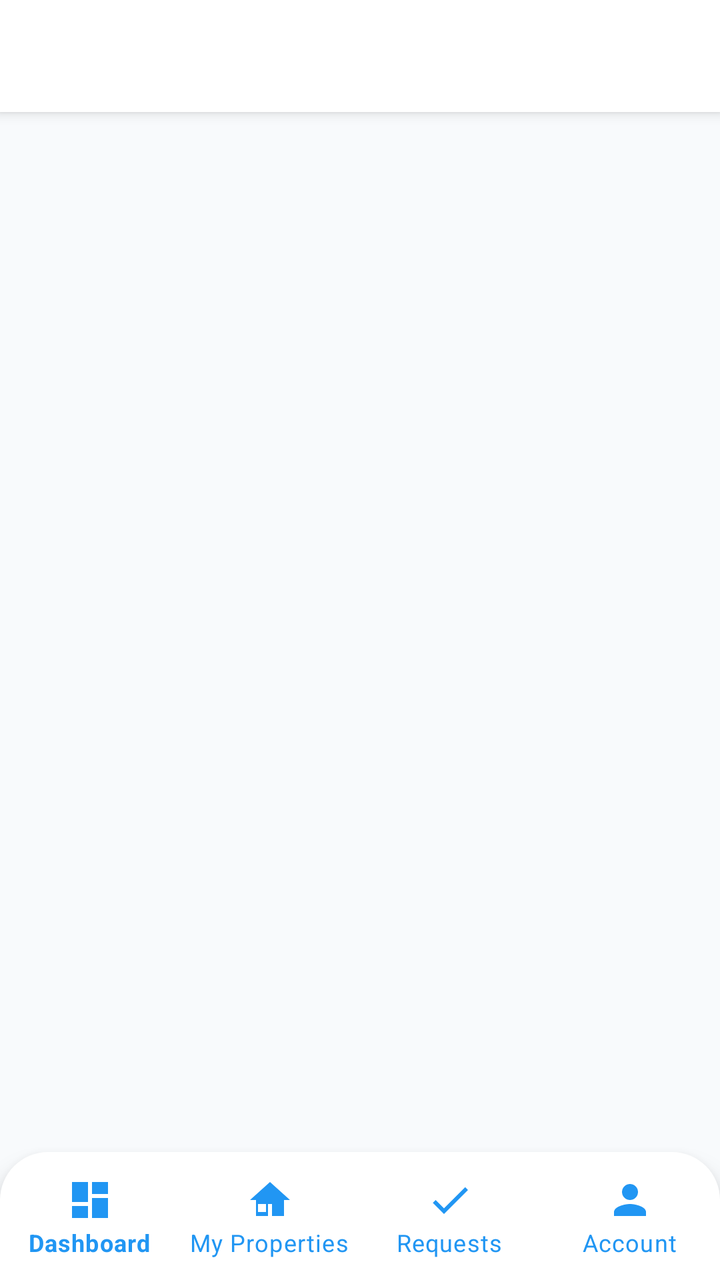
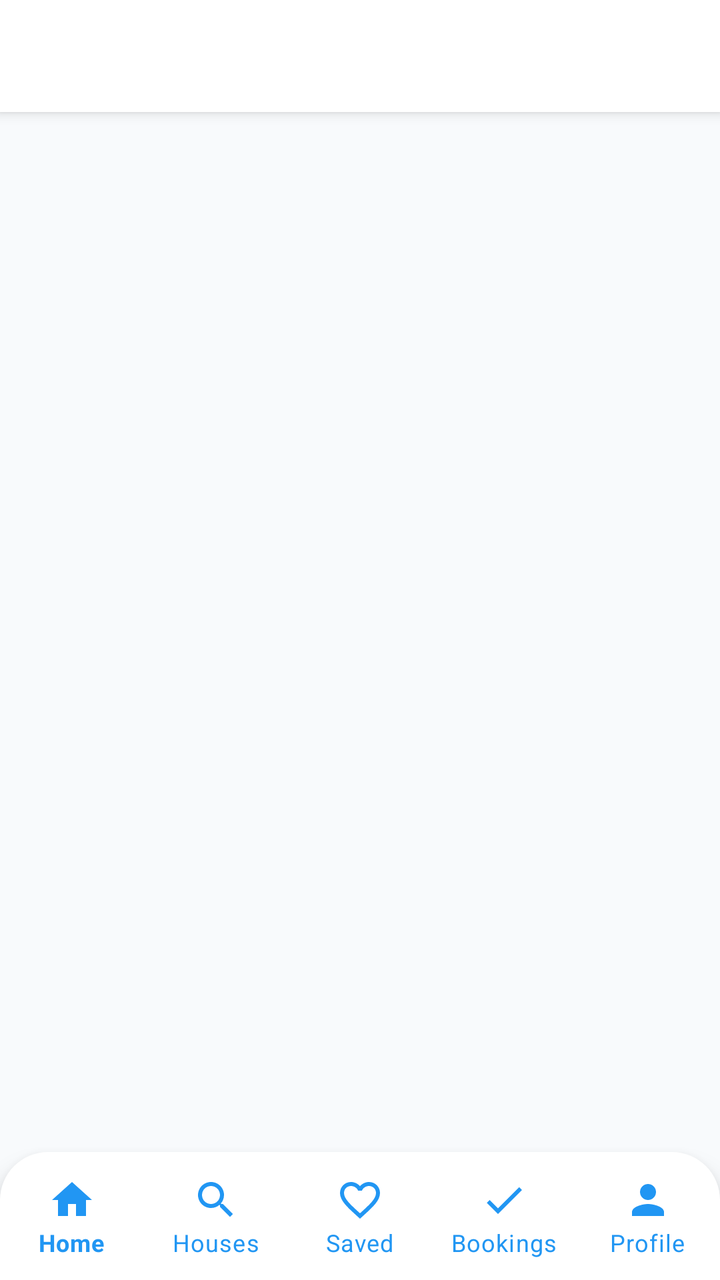

Compare the two renders of this Android layout. The source of the first and the diff that turns it into the second are given below.
<!-- AndroidManifest.xml: application theme Theme.SmartHome -->
<!-- res/layout/activity_main.xml -->
<?xml version="1.0" encoding="utf-8"?>
<androidx.drawerlayout.widget.DrawerLayout xmlns:android="http://schemas.android.com/apk/res/android"
    xmlns:app="http://schemas.android.com/apk/res-auto"
    xmlns:tools="http://schemas.android.com/tools"
    android:id="@+id/drawer_layout"
    android:layout_width="match_parent"
    android:layout_height="match_parent"
    android:fitsSystemWindows="true"
    tools:context=".activities.MainActivity">

    <androidx.coordinatorlayout.widget.CoordinatorLayout
        android:layout_width="match_parent"
        android:layout_height="match_parent">

        <com.google.android.material.appbar.AppBarLayout
            android:id="@+id/app_bar"
            android:layout_width="match_parent"
            android:layout_height="wrap_content"
            android:elevation="0dp">

            <com.google.android.material.appbar.MaterialToolbar
                android:id="@+id/toolbar"
                android:layout_width="match_parent"
                android:layout_height="?attr/actionBarSize"
                android:background="?attr/colorSurface"
                android:theme="@style/ThemeOverlay.MaterialComponents.ActionBar"
                app:titleCentered="true"
                app:titleTextColor="?attr/colorOnSurface"
                app:popupTheme="@style/ThemeOverlay.MaterialComponents.Light" />

        </com.google.android.material.appbar.AppBarLayout>

        <FrameLayout
            android:id="@+id/content_frame"
            android:layout_width="match_parent"
            android:layout_height="match_parent"
            android:layout_marginBottom="84dp"
            app:layout_behavior="@string/appbar_scrolling_view_behavior" />

        <com.google.android.material.bottomnavigation.BottomNavigationView
            android:id="@+id/bottom_nav"
            android:layout_width="match_parent"
            android:layout_height="wrap_content"
            android:layout_gravity="bottom"
            android:background="@drawable/bg_bottom_nav"
            android:paddingTop="4dp"
            android:paddingBottom="4dp"
            app:itemIconTint="@color/primary"
            app:itemTextColor="@color/primary"
            app:labelVisibilityMode="labeled"
            app:menu="@menu/bottom_nav_menu" />

    </androidx.coordinatorlayout.widget.CoordinatorLayout>

    <com.google.android.material.navigation.NavigationView
        android:id="@+id/nav_view"
        android:layout_width="wrap_content"
        android:layout_height="match_parent"
        android:layout_gravity="start"
        android:fitsSystemWindows="true"
        app:headerLayout="@layout/nav_header_drawer"
        app:menu="@menu/drawer_menu" />

</androidx.drawerlayout.widget.DrawerLayout>
<!-- res/layout/nav_header_drawer.xml (included above) -->
<?xml version="1.0" encoding="utf-8"?>
<LinearLayout xmlns:android="http://schemas.android.com/apk/res/android"
    xmlns:app="http://schemas.android.com/apk/res-auto"
    android:layout_width="match_parent"
    android:layout_height="wrap_content"
    android:orientation="vertical"
    android:padding="32dp"
    android:background="?attr/colorSurface"
    android:gravity="start">

    <com.google.android.material.imageview.ShapeableImageView
        android:id="@+id/nav_user_avatar"
        android:layout_width="72dp"
        android:layout_height="72dp"
        android:src="@drawable/ic_user"
        android:padding="2dp"
        app:strokeWidth="2dp"
        app:strokeColor="@color/primary"
        app:shapeAppearanceOverlay="@style/CircleAppearance"
        android:background="@color/primary_very_light" />

    <TextView
        android:id="@+id/nav_user_name"
        android:layout_width="match_parent"
        android:layout_height="wrap_content"
        android:layout_marginTop="16dp"
        android:text="John Doe"
        android:textColor="?attr/colorOnSurface"
        android:textSize="18sp"
        android:textStyle="bold" />

    <RelativeLayout
        android:layout_width="match_parent"
        android:layout_height="wrap_content"
        android:layout_marginTop="8dp">

        <TextView
            android:id="@+id/nav_user_type"
            android:layout_width="wrap_content"
            android:layout_height="wrap_content"
            android:layout_alignParentStart="true"
            android:text="Tenant"
            android:textColor="@color/primary"
            android:textSize="12sp"
            android:textStyle="bold"
            android:textAllCaps="true" />

        <ImageButton
            android:id="@+id/nav_edit_profile"
            android:layout_width="36dp"
            android:layout_height="36dp"
            android:layout_alignParentEnd="true"
            android:background="@android:color/transparent"
            android:contentDescription="@string/edit_profile"
            android:src="@drawable/ic_edit"
            android:tint="@color/primary"
            android:padding="6dp" />
    </RelativeLayout>

    <View
        android:layout_width="match_parent"
        android:layout_height="1dp"
        android:layout_marginTop="24dp"
        android:background="@color/divider" />


</LinearLayout>
<!-- resources referenced by this layout -->
<resources>
  <color name="divider">#F1F5F9</color>
  <color name="primary">#2196F3</color>
  <color name="primary_very_light">#E3F2FD</color>
  <!-- drawable bg_bottom_nav (drawable) -->
  <?xml version="1.0" encoding="utf-8"?>
  <shape xmlns:android="http://schemas.android.com/apk/res/android">
      <solid android:color="?attr/colorSurface" />
      <corners
          android:topLeftRadius="24dp"
          android:topRightRadius="24dp" />
  </shape>
  <!-- drawable ic_edit (drawable) -->
  <vector xmlns:android="http://schemas.android.com/apk/res/android"
      android:width="24dp"
      android:height="24dp"
      android:viewportWidth="24"
      android:viewportHeight="24">
    <path
        android:fillColor="#FF000000"
        android:pathData="M3,17.25V21h3.75L17.81,9.94l-3.75,-3.75L3,17.25zM20.71,7.04c0.39,-0.39 0.39,-1.02 0,-1.41l-2.34,-2.34c-0.39,-0.39 -1.02,-0.39 -1.41,0l-1.83,1.83 3.75,3.75 1.83,-1.83z"/>
  </vector>
  <!-- drawable ic_user (drawable) -->
  <vector xmlns:android="http://schemas.android.com/apk/res/android"
      android:width="24dp"
      android:height="24dp"
      android:viewportWidth="24"
      android:viewportHeight="24">
      <path
          android:fillColor="@color/gray_dark"
          android:pathData="M12,12c2.21,0 4,-1.79 4,-4s-1.79,-4 -4,-4 -4,1.79 -4,4 1.79,4 4,4zM12,14c-2.67,0 -8,1.34 -8,4v2h16v-2c0,-2.66 -5.33,-4 -8,-4z"/>
  </vector>
  <string name="edit_profile">Edit Profile</string>
  <style name="CircleAppearance">
          <item name="cornerSize">50%</item>
      </style>
  <color name="gray_dark">#475569</color>
  <color name="primary_dark">#1976D2</color>
  <color name="white">#FFFFFF</color>
  <color name="secondary">#1E293B</color>
  <color name="surface">#FFFFFF</color>
  <color name="on_surface">#0F172A</color>
  <color name="surface_variant">#F8FAFC</color>
  <color name="on_surface_variant">#64748B</color>
  <color name="outline">#CBD5E1</color>
  <color name="outline_variant">#E2E8F0</color>
  <color name="error">#F44336</color>
  <color name="background">#F8FAFC</color>
  <style name="Widget.SmartHome.Button" parent="Widget.MaterialComponents.Button">
          <item name="android:textSize">14sp</item>
          <item name="android:textStyle">bold</item>
          <item name="cornerRadius">@dimen/radius_m</item>
          <item name="android:padding">16dp</item>
          <item name="android:insetTop">0dp</item>
          <item name="android:insetBottom">0dp</item>
          <item name="android:textAllCaps">false</item>
          <item name="elevation">2dp</item>
      </style>
  <style name="Widget.SmartHome.CardView" parent="Widget.MaterialComponents.CardView">
          <item name="cardCornerRadius">@dimen/radius_m</item>
          <item name="cardElevation">0dp</item>
          <item name="strokeWidth">1dp</item>
          <item name="strokeColor">@color/outline_variant</item>
          <item name="cardBackgroundColor">?attr/colorSurface</item>
      </style>
  <style name="Widget.SmartHome.Chip" parent="Widget.MaterialComponents.Chip.Filter">
          <item name="chipCornerRadius">@dimen/radius_m</item>
          <item name="chipBackgroundColor">@color/chip_background_selector</item>
          <item name="android:textColor">@color/chip_text_selector</item>
          <item name="chipStrokeWidth">0dp</item>
          <item name="android:textSize">13sp</item>
      </style>
  <dimen name="radius_m">8dp</dimen>
  <color name="gray_medium">#94A3B8</color>
  <!-- unchanged entries left out for length: 2 -->
</resources>

<!-- the commit's change to res/layout/activity_main.xml (unified diff, before → after) -->
@@ -1,132 +1,48 @@
 <?xml version="1.0" encoding="utf-8"?>
-<androidx.drawerlayout.widget.DrawerLayout xmlns:android="http://schemas.android.com/apk/res/android"
+<androidx.coordinatorlayout.widget.CoordinatorLayout xmlns:android="http://schemas.android.com/apk/res/android"
     xmlns:app="http://schemas.android.com/apk/res-auto"
     xmlns:tools="http://schemas.android.com/tools"
-    android:id="@+id/drawer_layout"
     android:layout_width="match_parent"
     android:layout_height="match_parent"
     android:fitsSystemWindows="true"
     tools:context=".activities.MainActivity">
 
-    <androidx.coordinatorlayout.widget.CoordinatorLayout
-        android:layout_width="match_parent"
-        android:layout_height="match_parent">
-
-        <com.google.android.material.appbar.AppBarLayout
-            android:id="@+id/app_bar"
-            android:layout_width="match_parent"
-            android:layout_height="wrap_content"
-            android:elevation="0dp">
-
-            <com.google.android.material.appbar.MaterialToolbar
-                android:id="@+id/toolbar"
-                android:layout_width="match_parent"
-                android:layout_height="?attr/actionBarSize"
-                android:background="?attr/colorSurface"
-                android:theme="@style/ThemeOverlay.MaterialComponents.ActionBar"
-                app:titleCentered="true"
-                app:titleTextColor="?attr/colorOnSurface"
-                app:popupTheme="@style/ThemeOverlay.MaterialComponents.Light" />
-
-        </com.google.android.material.appbar.AppBarLayout>
-
-        <FrameLayout
-            android:id="@+id/content_frame"
-            android:layout_width="match_parent"
-            android:layout_height="match_parent"
-            android:layout_marginBottom="84dp"
-            app:layout_behavior="@string/appbar_scrolling_view_behavior" />
-
-        <com.google.android.material.bottomnavigation.BottomNavigationView
-            android:id="@+id/bottom_nav"
-            android:layout_width="match_parent"
-            android:layout_height="wrap_content"
-            android:layout_gravity="bottom"
-            android:background="@drawable/bg_bottom_nav"
-            android:paddingTop="4dp"
-            android:paddingBottom="4dp"
-            app:itemIconTint="@color/primary"
-            app:itemTextColor="@color/primary"
-            app:labelVisibilityMode="labeled"
-            app:menu="@menu/bottom_nav_menu" />
-
-    </androidx.coordinatorlayout.widget.CoordinatorLayout>
-
-    <com.google.android.material.navigation.NavigationView
-        android:id="@+id/nav_view"
-        android:layout_width="wrap_content"
-        android:layout_height="match_parent"
-        android:layout_gravity="start"
-        android:fitsSystemWindows="true"
-        app:headerLayout="@layout/nav_header_drawer"
-        app:menu="@menu/drawer_menu" />
-
-</androidx.drawerlayout.widget.DrawerLayout>
-<!-- res/layout/nav_header_drawer.xml (included above) -->
-<?xml version="1.0" encoding="utf-8"?>
-<LinearLayout xmlns:android="http://schemas.android.com/apk/res/android"
-    xmlns:app="http://schemas.android.com/apk/res-auto"
-    android:layout_width="match_parent"
-    android:layout_height="wrap_content"
-    android:orientation="vertical"
-    android:padding="32dp"
-    android:background="?attr/colorSurface"
-    android:gravity="start">
-
-    <com.google.android.material.imageview.ShapeableImageView
-        android:id="@+id/nav_user_avatar"
-        android:layout_width="72dp"
-        android:layout_height="72dp"
-        android:src="@drawable/ic_user"
-        android:padding="2dp"
-        app:strokeWidth="2dp"
-        app:strokeColor="@color/primary"
-        app:shapeAppearanceOverlay="@style/CircleAppearance"
-        android:background="@color/primary_very_light" />
-
-    <TextView
-        android:id="@+id/nav_user_name"
+    <com.google.android.material.appbar.AppBarLayout
+        android:id="@+id/app_bar"
         android:layout_width="match_parent"
         android:layout_height="wrap_content"
-        android:layout_marginTop="16dp"
-        android:text="John Doe"
-        android:textColor="?attr/colorOnSurface"
-        android:textSize="18sp"
-        android:textStyle="bold" />
+        android:elevation="0dp">
 
-    <RelativeLayout
+        <com.google.android.material.appbar.MaterialToolbar
+            android:id="@+id/toolbar"
+            android:layout_width="match_parent"
+            android:layout_height="?attr/actionBarSize"
+            android:background="?attr/colorSurface"
+            android:theme="@style/ThemeOverlay.MaterialComponents.ActionBar"
+            app:titleCentered="true"
+            app:titleTextColor="?attr/colorOnSurface"
+            app:popupTheme="@style/ThemeOverlay.MaterialComponents.Light" />
+
+    </com.google.android.material.appbar.AppBarLayout>
+
+    <FrameLayout
+        android:id="@+id/content_frame"
+        android:layout_width="match_parent"
+        android:layout_height="match_parent"
+        android:layout_marginBottom="84dp"
+        app:layout_behavior="@string/appbar_scrolling_view_behavior" />
+
+    <com.google.android.material.bottomnavigation.BottomNavigationView
+        android:id="@+id/bottom_nav"
         android:layout_width="match_parent"
         android:layout_height="wrap_content"
-        android:layout_marginTop="8dp">
+        android:layout_gravity="bottom"
+        android:background="@drawable/bg_bottom_nav"
+        android:paddingTop="4dp"
+        android:paddingBottom="4dp"
+        app:itemIconTint="@color/primary"
+        app:itemTextColor="@color/primary"
+        app:labelVisibilityMode="labeled"
+        app:menu="@menu/bottom_nav_tenant" />
 
-        <TextView
-            android:id="@+id/nav_user_type"
-            android:layout_width="wrap_content"
-            android:layout_height="wrap_content"
-            android:layout_alignParentStart="true"
-            android:text="Tenant"
-            android:textColor="@color/primary"
-            android:textSize="12sp"
-            android:textStyle="bold"
-            android:textAllCaps="true" />
-
-        <ImageButton
-            android:id="@+id/nav_edit_profile"
-            android:layout_width="36dp"
-            android:layout_height="36dp"
-            android:layout_alignParentEnd="true"
-            android:background="@android:color/transparent"
-            android:contentDescription="@string/edit_profile"
-            android:src="@drawable/ic_edit"
-            android:tint="@color/primary"
-            android:padding="6dp" />
-    </RelativeLayout>
-
-    <View
-        android:layout_width="match_parent"
-        android:layout_height="1dp"
-        android:layout_marginTop="24dp"
-        android:background="@color/divider" />
-
-
-</LinearLayout>
+</androidx.coordinatorlayout.widget.CoordinatorLayout>
<!-- resource entries referenced after the edit -->
@@ -1,8 +1,6 @@
 <!-- resources referenced by this layout -->
 <resources>
-  <color name="divider">#F1F5F9</color>
   <color name="primary">#2196F3</color>
-  <color name="primary_very_light">#E3F2FD</color>
   <!-- drawable bg_bottom_nav (drawable) -->
   <?xml version="1.0" encoding="utf-8"?>
   <shape xmlns:android="http://schemas.android.com/apk/res/android">
@@ -11,31 +9,6 @@
           android:topLeftRadius="24dp"
           android:topRightRadius="24dp" />
   </shape>
-  <!-- drawable ic_edit (drawable) -->
-  <vector xmlns:android="http://schemas.android.com/apk/res/android"
-      android:width="24dp"
-      android:height="24dp"
-      android:viewportWidth="24"
-      android:viewportHeight="24">
-    <path
-        android:fillColor="#FF000000"
-        android:pathData="M3,17.25V21h3.75L17.81,9.94l-3.75,-3.75L3,17.25zM20.71,7.04c0.39,-0.39 0.39,-1.02 0,-1.41l-2.34,-2.34c-0.39,-0.39 -1.02,-0.39 -1.41,0l-1.83,1.83 3.75,3.75 1.83,-1.83z"/>
-  </vector>
-  <!-- drawable ic_user (drawable) -->
-  <vector xmlns:android="http://schemas.android.com/apk/res/android"
-      android:width="24dp"
-      android:height="24dp"
-      android:viewportWidth="24"
-      android:viewportHeight="24">
-      <path
-          android:fillColor="@color/gray_dark"
-          android:pathData="M12,12c2.21,0 4,-1.79 4,-4s-1.79,-4 -4,-4 -4,1.79 -4,4 1.79,4 4,4zM12,14c-2.67,0 -8,1.34 -8,4v2h16v-2c0,-2.66 -5.33,-4 -8,-4z"/>
-  </vector>
-  <string name="edit_profile">Edit Profile</string>
-  <style name="CircleAppearance">
-          <item name="cornerSize">50%</item>
-      </style>
-  <color name="gray_dark">#475569</color>
   <color name="primary_dark">#1976D2</color>
   <color name="white">#FFFFFF</color>
   <color name="secondary">#1E293B</color>
